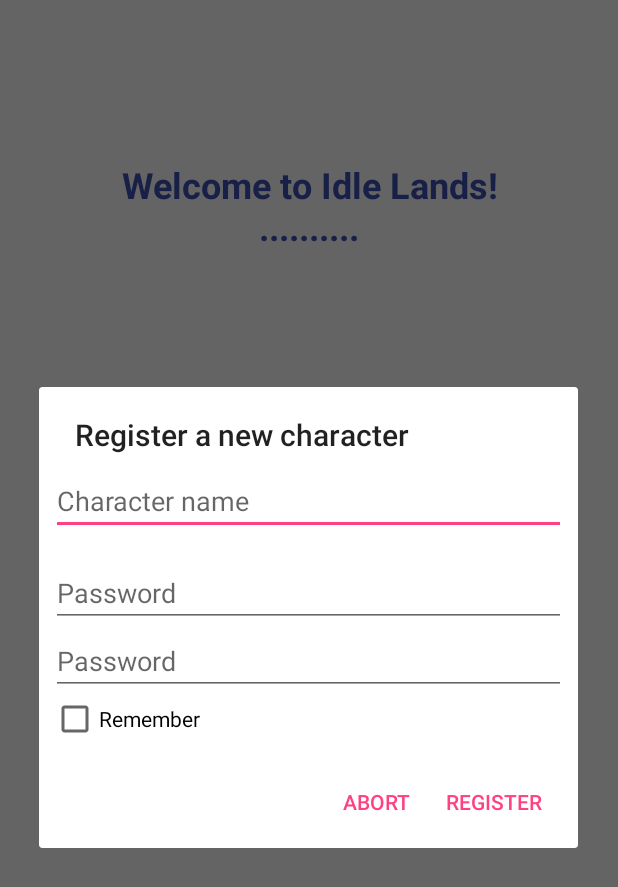
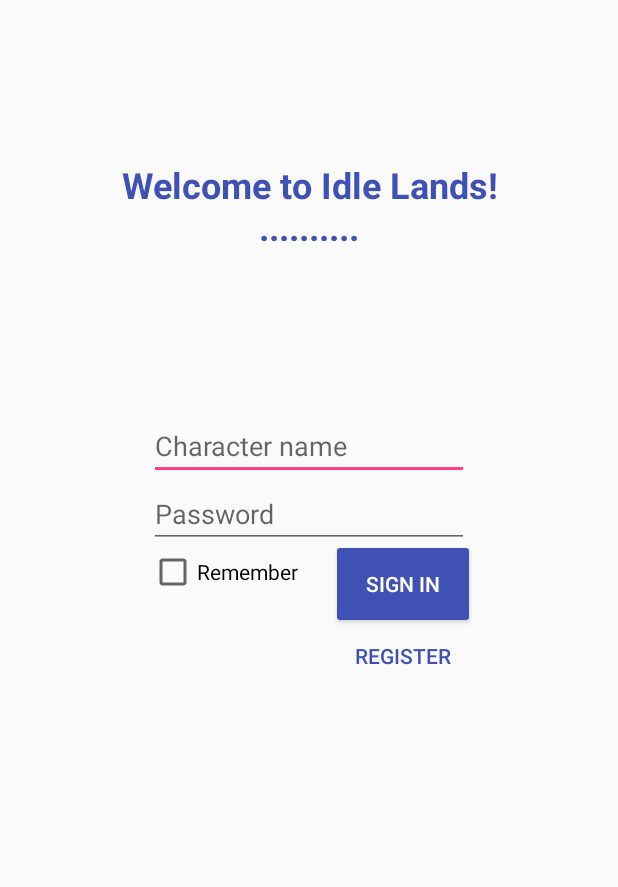
Before and after one commit to IdleLands/AndroidFE, an Android app: the screen it shows after launch (LoginActivity), after a tap on "REGISTER", on a phone screen of 412 x 824 dp. Shown: the top 887 px of the screen. Run offline under Robolectric (Android 15) with nearby library versions, the phone set to English and light mode, and no system bars; our stand-ins replace ButterKnife; libraries missing offline, so code that uses them is left out: com.squareup.otto; 1 statement that could not run was skipped.

Commit message:
implemenation warning

```diff
--- a/app/src/main/java/idle/land/app/ui/LoginActivity.java
+++ b/app/src/main/java/idle/land/app/ui/LoginActivity.java
@@ -19,7 +19,6 @@ import idle.land.app.logic.api.HeartbeatService;
 import idle.land.app.logic.api.apievents.ErrorEvent;
 import idle.land.app.logic.api.apievents.HeartbeatEvent;
 import idle.land.app.ui.dialogs.PendingLoginDialog;
-import idle.land.app.ui.dialogs.RegisterDialogFragment;
 
 public class LoginActivity extends ActionBarActivity implements CompoundButton.OnCheckedChangeListener {
 
@@ -74,8 +73,7 @@ public class LoginActivity extends ActionBarActivity implements CompoundButton.O
     @OnClick(R.id.btLoginRegister)
     public void onRegisterButtonClick()
     {
-        if(getSupportFragmentManager().findFragmentByTag(RegisterDialogFragment.TAG) == null)
-            new RegisterDialogFragment().show(getSupportFragmentManager(), RegisterDialogFragment.TAG);
+        Toast.makeText(this, "Not implemented.", Toast.LENGTH_SHORT).show();
     }
 
     @Override
```
